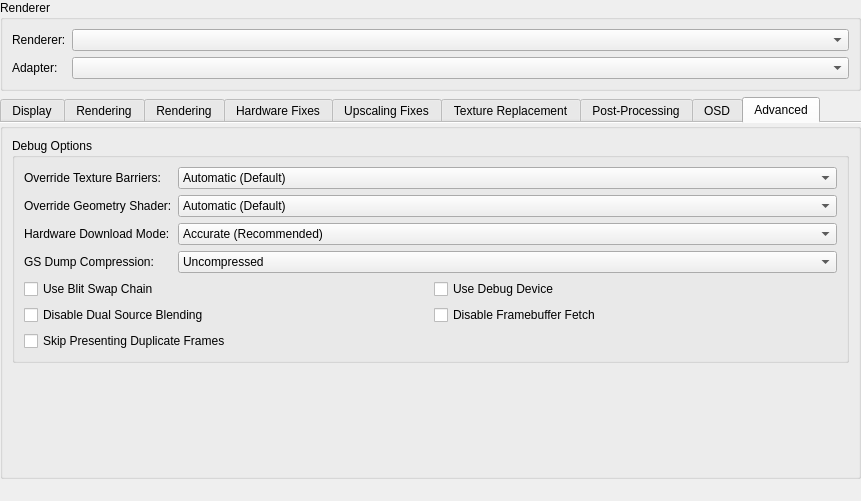
Qt form pcsx2-qt/Settings/GraphicsSettingsWidget.ui (PCSX2/pcsx2) before a commit.
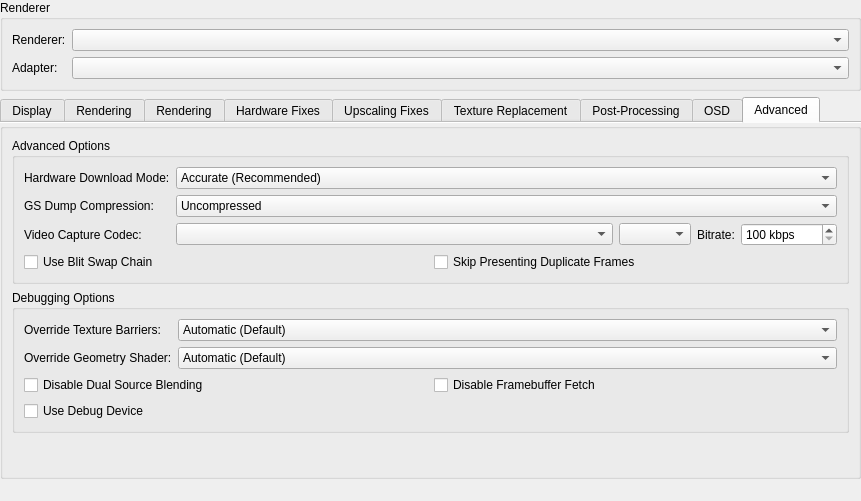
The same form after that commit. The open tabs and pages were chosen to show the change.

Commit message: GS: Add video dumping via ffmpeg

Patch:
```diff
--- a/pcsx2-qt/Settings/GraphicsSettingsWidget.ui
+++ b/pcsx2-qt/Settings/GraphicsSettingsWidget.ui
@@ -1631,9 +1631,133 @@
        <item>
         <widget class="QGroupBox" name="groupBox_2">
          <property name="title">
-          <string>Debug Options</string>
+          <string>Advanced Options</string>
          </property>
-         <layout class="QFormLayout" name="advancedDebugFormLayout">
+         <layout class="QFormLayout" name="advancedOptionsFormLayout">
+          <item row="0" column="0">
+           <widget class="QLabel" name="label_42">
+            <property name="text">
+             <string>Hardware Download Mode:</string>
+            </property>
+           </widget>
+          </item>
+          <item row="0" column="1">
+           <widget class="QComboBox" name="gsDownloadMode">
+            <item>
+             <property name="text">
+              <string>Accurate (Recommended)</string>
+             </property>
+            </item>
+            <item>
+             <property name="text">
+              <string>Disable Readbacks (Synchronize GS Thread)</string>
+             </property>
+            </item>
+            <item>
+             <property name="text">
+              <string>Unsynchronized (Non-Deterministic)</string>
+             </property>
+            </item>
+            <item>
+             <property name="text">
+              <string>Disabled (Ignore Transfers)</string>
+             </property>
+            </item>
+           </widget>
+          </item>
+          <item row="1" column="0">
+           <widget class="QLabel" name="label_34">
+            <property name="text">
+             <string>GS Dump Compression:</string>
+            </property>
+           </widget>
+          </item>
+          <item row="1" column="1">
+           <widget class="QComboBox" name="gsDumpCompression">
+            <item>
+             <property name="text">
+              <string>Uncompressed</string>
+             </property>
+            </item>
+            <item>
+             <property name="text">
+              <string>LZMA (xz)</string>
+             </property>
+            </item>
+            <item>
+             <property name="text">
+              <string>Zstandard (zst)</string>
+             </property>
+            </item>
+           </widget>
+          </item>
+          <item row="3" column="0" colspan="2">
+           <layout class="QGridLayout" name="gridLayout_9">
+            <item row="0" column="0">
+             <widget class="QCheckBox" name="useBlitSwapChain">
+              <property name="text">
+               <string>Use Blit Swap Chain</string>
+              </property>
+             </widget>
+            </item>
+            <item row="0" column="1">
+             <widget class="QCheckBox" name="skipPresentingDuplicateFrames">
+              <property name="text">
+               <string>Skip Presenting Duplicate Frames</string>
+              </property>
+             </widget>
+            </item>
+           </layout>
+          </item>
+          <item row="2" column="0">
+           <widget class="QLabel" name="label_45">
+            <property name="text">
+             <string>Video Capture Codec:</string>
+            </property>
+           </widget>
+          </item>
+          <item row="2" column="1">
+           <layout class="QHBoxLayout" name="horizontalLayout_5" stretch="1,0,0,0">
+            <item>
+             <widget class="QComboBox" name="videoCaptureCodec"/>
+            </item>
+            <item>
+             <widget class="QComboBox" name="videoCaptureContainer"/>
+            </item>
+            <item>
+             <widget class="QLabel" name="label_46">
+              <property name="text">
+               <string>Bitrate:</string>
+              </property>
+             </widget>
+            </item>
+            <item>
+             <widget class="QSpinBox" name="videoCaptureBitrate">
+              <property name="suffix">
+               <string> kbps</string>
+              </property>
+              <property name="minimum">
+               <number>100</number>
+              </property>
+              <property name="maximum">
+               <number>100000</number>
+              </property>
+              <property name="singleStep">
+               <number>100</number>
+              </property>
+             </widget>
+            </item>
+           </layout>
+          </item>
+         </layout>
+        </widget>
+       </item>
+       <item>
+        <widget class="QGroupBox" name="debuggingOptions">
+         <property name="title">
+          <string>Debugging Options</string>
+         </property>
+         <layout class="QFormLayout" name="debuggingOptionsFormLayout">
           <item row="0" column="0">
            <widget class="QLabel" name="label_19">
             <property name="text">
@@ -1686,102 +1810,31 @@
             </item>
            </widget>
           </item>
-          <item row="5" column="0" colspan="2">
+          <item row="3" column="0" colspan="2">
            <layout class="QGridLayout" name="gridLayout_7">
-            <item row="2" column="0">
-             <widget class="QCheckBox" name="skipPresentingDuplicateFrames">
-              <property name="text">
-               <string>Skip Presenting Duplicate Frames</string>
-              </property>
-             </widget>
-            </item>
-            <item row="0" column="0">
-             <widget class="QCheckBox" name="useBlitSwapChain">
-              <property name="text">
-               <string>Use Blit Swap Chain</string>
-              </property>
-             </widget>
-            </item>
-            <item row="1" column="1">
-             <widget class="QCheckBox" name="disableFramebufferFetch">
-              <property name="text">
-               <string>Disable Framebuffer Fetch</string>
-              </property>
-             </widget>
-            </item>
-            <item row="0" column="1">
+            <item row="1" column="0">
              <widget class="QCheckBox" name="useDebugDevice">
               <property name="text">
                <string>Use Debug Device</string>
               </property>
              </widget>
             </item>
-            <item row="1" column="0">
+            <item row="0" column="0">
              <widget class="QCheckBox" name="disableDualSource">
               <property name="text">
                <string>Disable Dual Source Blending</string>
               </property>
              </widget>
             </item>
+            <item row="0" column="1">
+             <widget class="QCheckBox" name="disableFramebufferFetch">
+              <property name="text">
+               <string>Disable Framebuffer Fetch</string>
+              </property>
+             </widget>
+            </item>
            </layout>
           </item>
-          <item row="3" column="0">
-           <widget class="QLabel" name="label_34">
-            <property name="text">
-             <string>GS Dump Compression:</string>
-            </property>
-           </widget>
-          </item>
-          <item row="3" column="1">
-           <widget class="QComboBox" name="gsDumpCompression">
-            <item>
-             <property name="text">
-              <string>Uncompressed</string>
-             </property>
-            </item>
-            <item>
-             <property name="text">
-              <string>LZMA (xz)</string>
-             </property>
-            </item>
-            <item>
-             <property name="text">
-              <string>Zstandard (zst)</string>
-             </property>
-            </item>
-           </widget>
-          </item>
-          <item row="2" column="0">
-           <widget class="QLabel" name="label_42">
-            <property name="text">
-             <string>Hardware Download Mode:</string>
-            </property>
-           </widget>
-          </item>
-          <item row="2" column="1">
-           <widget class="QComboBox" name="gsDownloadMode">
-            <item>
-             <property name="text">
-              <string>Accurate (Recommended)</string>
-             </property>
-            </item>
-            <item>
-             <property name="text">
-              <string>Disable Readbacks (Synchronize GS Thread)</string>
-             </property>
-            </item>
-            <item>
-             <property name="text">
-              <string>Unsynchronized (Non-Deterministic)</string>
-             </property>
-            </item>
-            <item>
-             <property name="text">
-              <string>Disabled (Ignore Transfers)</string>
-             </property>
-            </item>
-           </widget>
-          </item>
          </layout>
         </widget>
        </item>
```
Left out of the diff: 2 changed lines with no effect on the pictures. The commit also changes 28 other files.
